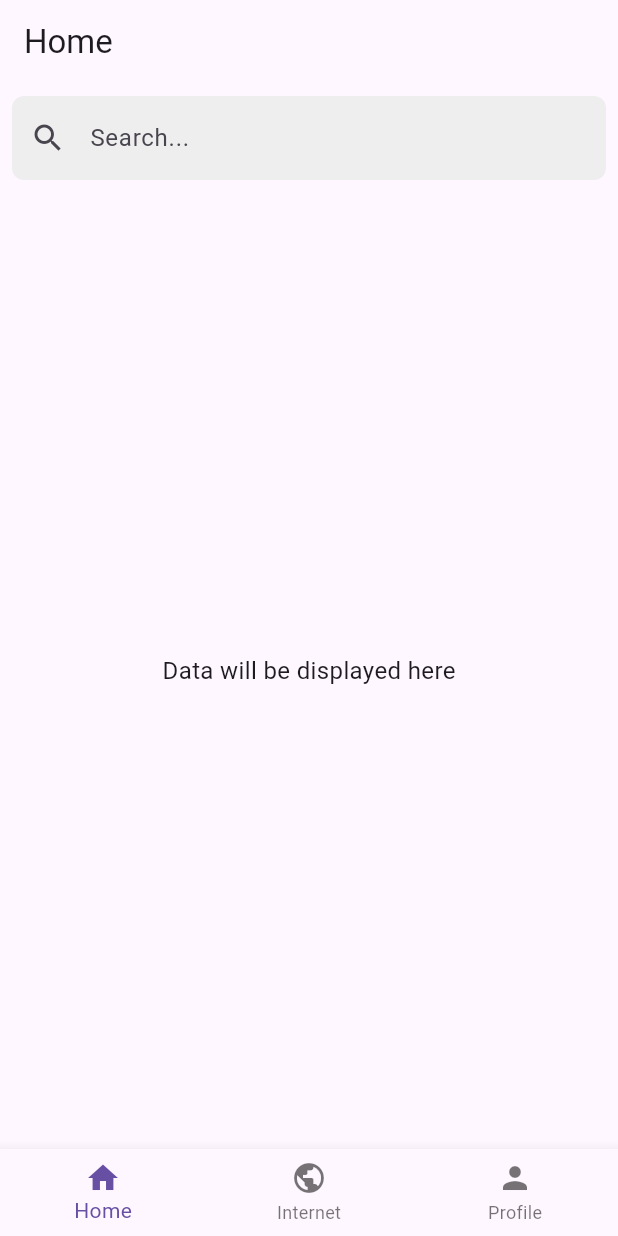
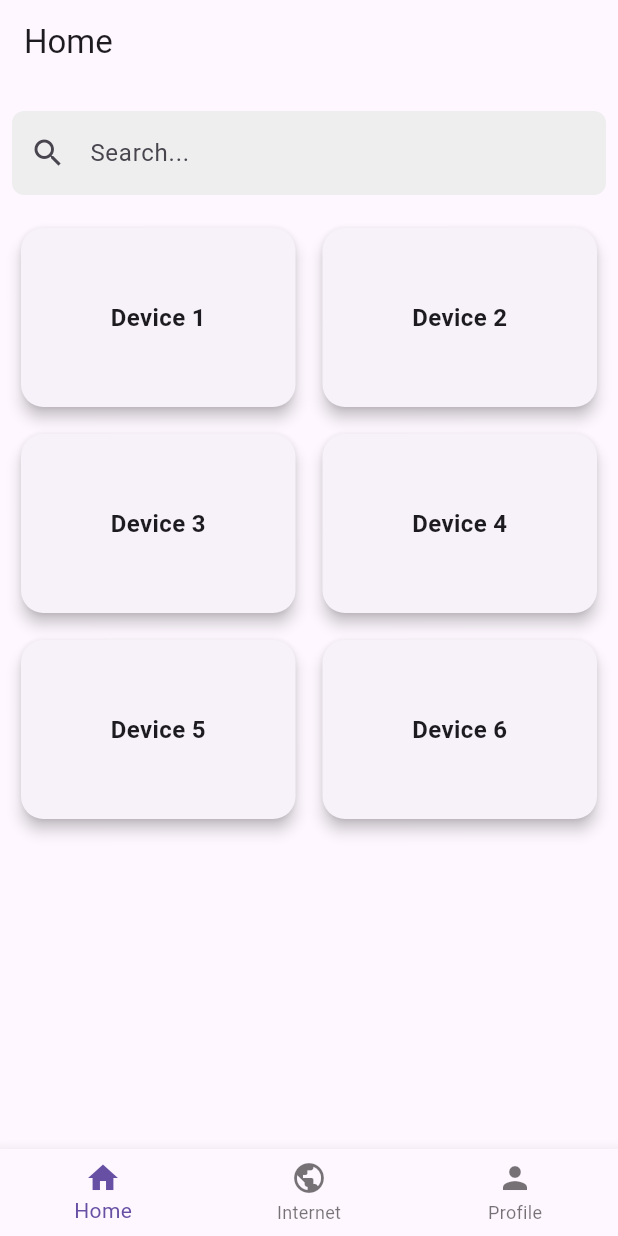
Before and after one commit to de-amal/Smart_Home_IOT_App, a Flutter app: the screen it shows after launch, on a phone screen of 412 x 824 dp. Run offline on Flutter 3.47's test engine with Material 3 defaults, Android fonts, the phone set to English and light mode, and no system bars; our stand-ins replace flutter_bloc, flutter_svg; missing offline and left inert: flutter_inappwebview.

Commit message:
Added dummy ui for homescreen

```diff
--- a/lib/screens/dashboard/homeScreen/home_screen.dart
+++ b/lib/screens/dashboard/homeScreen/home_screen.dart
@@ -1,7 +1,18 @@
 import 'package:flutter/material.dart';
 import '../../../widgets/search_bar.dart' as custom;
 
+import 'package:flutter/material.dart';
+
 class HomeScreen extends StatelessWidget {
+  final List<String> devices = [
+    'Device 1',
+    'Device 2',
+    'Device 3',
+    'Device 4',
+    'Device 5',
+    'Device 6',
+  ]; // Sample data
+
   @override
   Widget build(BuildContext context) {
     return Scaffold(
@@ -10,13 +21,32 @@ class HomeScreen extends StatelessWidget {
       ),
       body: Column(
         children: [
-          custom.SearchBar(), // Correct usage of the widget
+          SizedBox(height: 10),
+          custom.SearchBar(),// Spacer
           Expanded(
-            child: Center(
-              child: Text(
-                'Data will be displayed here',
-                style: TextStyle(fontSize: 16),
+            child: GridView.builder(
+              padding: EdgeInsets.all(10),
+              gridDelegate: SliverGridDelegateWithFixedCrossAxisCount(
+                crossAxisCount: 2, // Adjust to 3 for three columns
+                crossAxisSpacing: 10,
+                mainAxisSpacing: 10,
+                childAspectRatio: 3 / 2,
               ),
+              itemCount: devices.length,
+              itemBuilder: (context, index) {
+                return Card(
+                  shape: RoundedRectangleBorder(
+                    borderRadius: BorderRadius.circular(15),
+                  ),
+                  elevation: 4,
+                  child: Center(
+                    child: Text(
+                      devices[index],
+                      style: TextStyle(fontSize: 16, fontWeight: FontWeight.bold),
+                    ),
+                  ),
+                );
+              },
             ),
           ),
         ],
```
